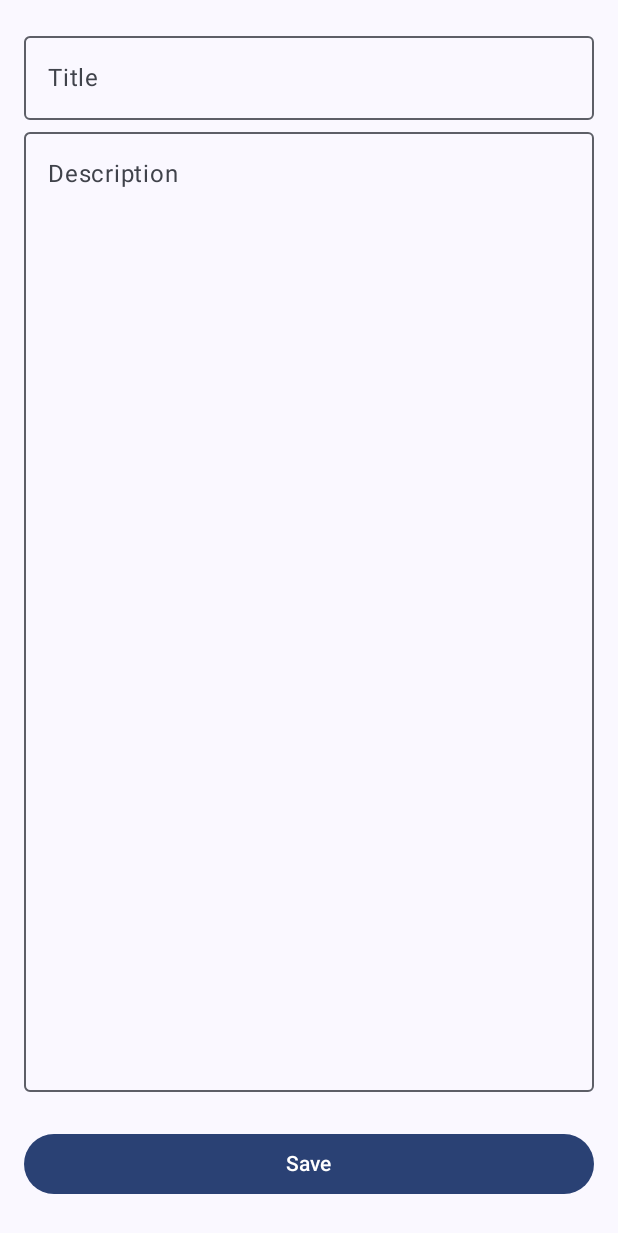
After one commit to MansuriYamin/Notes, an Android app built with Jetpack Compose: the AddEditNoteScreen screen opened through its navigation route, on a phone screen of 412 x 824 dp. The commit adds this screen. Shown: the top 1233 px of the screen. Run offline under Robolectric (Android 15) with nearby library versions, the phone set to English and light mode, and no system bars.

Commit message:
Added add/edit note screen. And created navgraph for dashboard.

```diff
--- a/app/build.gradle.kts
+++ b/app/build.gradle.kts
@@ -2,6 +2,7 @@ plugins {
     alias(libs.plugins.android.application)
     alias(libs.plugins.kotlin.android)
     alias(libs.plugins.kotlin.compose)
+    kotlin("plugin.serialization")
 }
 
 android {
@@ -59,4 +60,7 @@ dependencies {
 
     // Navigation
     implementation(libs.androidx.navigation.compose)
+
+    // Serializable
+    implementation("org.jetbrains.kotlinx:kotlinx-serialization-json:1.8.0")
 }
--- a/app/src/main/java/com/example/notes/MainActivity.kt
+++ b/app/src/main/java/com/example/notes/MainActivity.kt
@@ -7,10 +7,13 @@ import androidx.activity.enableEdgeToEdge
 import androidx.compose.foundation.layout.fillMaxSize
 import androidx.compose.foundation.layout.padding
 import androidx.compose.material3.Scaffold
-import androidx.compose.material3.Text
-import androidx.compose.runtime.Composable
 import androidx.compose.ui.Modifier
-import androidx.compose.ui.tooling.preview.Preview
+import androidx.navigation.compose.NavHost
+import androidx.navigation.compose.composable
+import androidx.navigation.compose.rememberNavController
+import com.example.notes.ui.home.HomeScreen
+import com.example.notes.ui.navigation.DashboardDestinations
+import com.example.notes.ui.notes.AddEditNoteScreen
 import com.example.notes.ui.theme.NotesTheme
 
 class MainActivity : ComponentActivity() {
@@ -20,28 +23,27 @@ class MainActivity : ComponentActivity() {
         setContent {
             NotesTheme {
                 Scaffold(modifier = Modifier.fillMaxSize()) { innerPadding ->
-                    Greeting(
-                        name = "Android",
-                        modifier = Modifier.padding(innerPadding)
-                    )
+                    // Creating navgraph
+                    val navController = rememberNavController()
+
+                    NavHost(
+                        modifier = Modifier.padding(innerPadding),
+                        navController = navController,
+                        startDestination = DashboardDestinations.HomeScreenDestination
+                    ) {
+                        composable<DashboardDestinations.HomeScreenDestination> {
+                            HomeScreen(
+                                onAddClick = {
+                                    navController.navigate(DashboardDestinations.AddEditNoteScreenDestination)
+                                }
+                            )
+                        }
+                        composable<DashboardDestinations.AddEditNoteScreenDestination> {
+                            AddEditNoteScreen()
+                        }
+                    }
                 }
             }
         }
     }
 }
-
-@Composable
-fun Greeting(name: String, modifier: Modifier = Modifier) {
-    Text(
-        text = "Hello $name!",
-        modifier = modifier
-    )
-}
-
-@Preview(showBackground = true)
-@Composable
-fun GreetingPreview() {
-    NotesTheme {
-        Greeting("Android")
-    }
-}
--- /dev/null
+++ b/app/src/main/java/com/example/notes/ui/home/HomeScreen.kt
@@ -0,0 +1,32 @@
+package com.example.notes.ui.home
+
+import androidx.compose.material3.FloatingActionButton
+import androidx.compose.material3.Scaffold
+import androidx.compose.material3.Text
+import androidx.compose.runtime.Composable
+import androidx.compose.ui.Modifier
+import androidx.compose.ui.tooling.preview.Preview
+
+@Composable
+fun HomeScreen(modifier: Modifier = Modifier, onAddClick: () -> Unit = {}) {
+    Scaffold(
+        modifier = modifier,
+        floatingActionButton = {
+            FloatingActionButton(
+                onClick = {
+                    onAddClick()
+                }
+            ) {
+                Text(text = "Add")
+            }
+        }
+    ) {
+
+    }
+}
+
+@Preview
+@Composable
+private fun HomeScreenPrev() {
+    HomeScreen()
+}
--- /dev/null
+++ b/app/src/main/java/com/example/notes/ui/navigation/Destinations.kt
@@ -0,0 +1,12 @@
+package com.example.notes.ui.navigation
+
+import kotlinx.serialization.Serializable
+
+// Destinations for dashboard navgraph
+sealed class DashboardDestinations {
+    @Serializable
+    data object HomeScreenDestination : DashboardDestinations()
+
+    @Serializable
+    data object AddEditNoteScreenDestination : DashboardDestinations()
+}
--- /dev/null
+++ b/app/src/main/java/com/example/notes/ui/notes/AddEditNoteScreen.kt
@@ -0,0 +1,66 @@
+package com.example.notes.ui.notes
+
+import androidx.compose.foundation.layout.Column
+import androidx.compose.foundation.layout.Spacer
+import androidx.compose.foundation.layout.fillMaxSize
+import androidx.compose.foundation.layout.fillMaxWidth
+import androidx.compose.foundation.layout.height
+import androidx.compose.foundation.layout.padding
+import androidx.compose.foundation.rememberScrollState
+import androidx.compose.foundation.verticalScroll
+import androidx.compose.material3.Button
+import androidx.compose.material3.OutlinedTextField
+import androidx.compose.material3.Scaffold
+import androidx.compose.material3.Text
+import androidx.compose.runtime.Composable
+import androidx.compose.ui.Modifier
+import androidx.compose.ui.res.stringResource
+import androidx.compose.ui.tooling.preview.Preview
+import androidx.compose.ui.unit.dp
+import com.example.notes.R
+
+@Composable
+fun AddEditNoteScreen() {
+    Scaffold { innerPadding ->
+        Column(
+            modifier = Modifier
+                .fillMaxSize()
+                .verticalScroll(rememberScrollState())
+                .padding(innerPadding)
+                .padding(horizontal = 16.dp, vertical = 24.dp)
+        ) {
+            OutlinedTextField(
+                modifier = Modifier.fillMaxWidth(),
+                value = "",
+                onValueChange = {},
+                placeholder = { Text(text = stringResource(R.string.placeholder_title)) }
+            )
+
+            Spacer(modifier = Modifier.height(8.dp))
+
+            OutlinedTextField(
+                modifier = Modifier
+                    .fillMaxWidth()
+                    .weight(1f),
+                value = "",
+                onValueChange = {},
+                placeholder = { Text(text = stringResource(R.string.placeholder_description)) }
+            )
+
+            Spacer(modifier = Modifier.height(24.dp))
+
+            Button(
+                modifier = Modifier.fillMaxWidth(),
+                onClick = {}
+            ) {
+                Text(text = stringResource(R.string.button_save))
+            }
+        }
+    }
+}
+
+@Preview
+@Composable
+private fun AddEditNoteScreenPrev() {
+    AddEditNoteScreen()
+}
--- a/app/src/main/res/values/strings.xml
+++ b/app/src/main/res/values/strings.xml
@@ -1,3 +1,6 @@
 <resources>
     <string name="app_name">Notes</string>
+    <string name="placeholder_title">Title</string>
+    <string name="placeholder_description">Description</string>
+    <string name="button_save">Save</string>
 </resources>
--- a/build.gradle.kts
+++ b/build.gradle.kts
@@ -3,4 +3,7 @@ plugins {
     alias(libs.plugins.android.application) apply false
     alias(libs.plugins.kotlin.android) apply false
     alias(libs.plugins.kotlin.compose) apply false
+
+    kotlin("jvm") version "2.1.0" apply false
+    kotlin("plugin.serialization") version "2.1.0" apply false
 }
```
